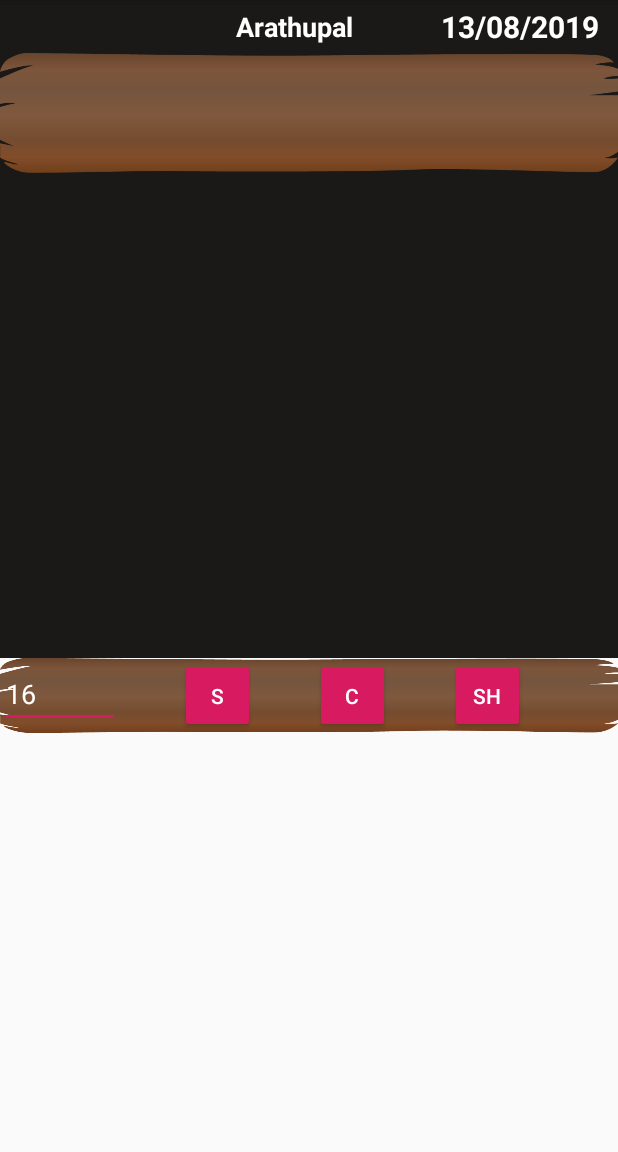
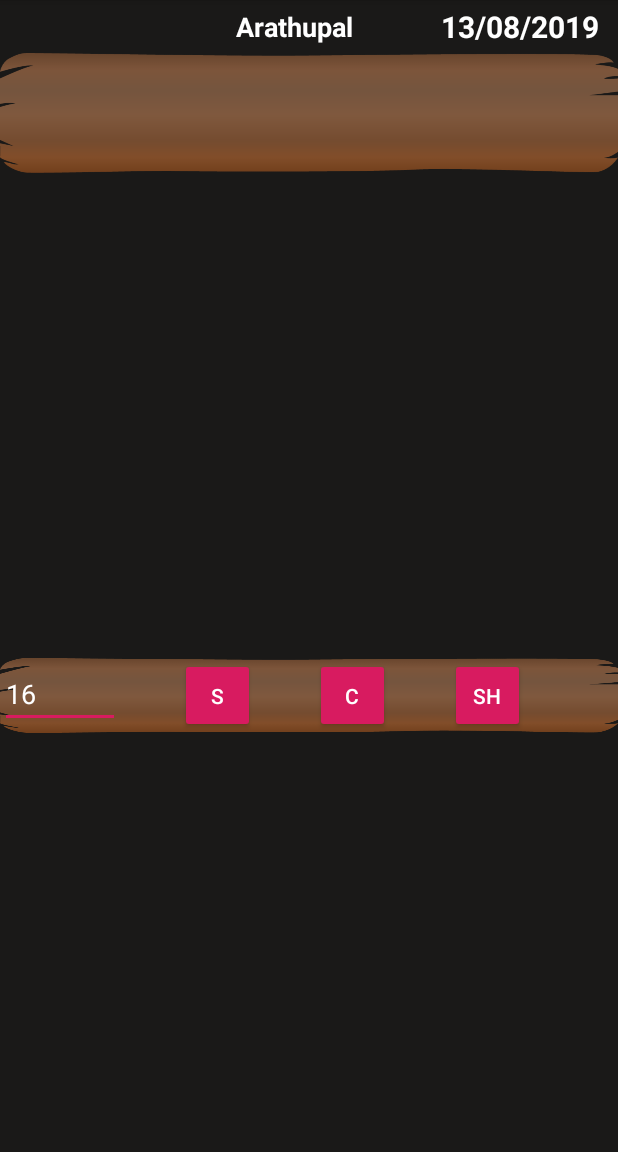
Before and after one commit to ibharath462/aThirukural_Bharath, an Android app: the screen it shows after launch (MainActivity), on a phone screen of 412 x 824 dp, the part 84-1236 px from its top. Run offline under Robolectric (Android 15) with nearby library versions, the phone set to English and light mode, and no system bars.

Commit message:
final fix

```diff
--- a/app/src/main/res/layout-v23/activity_main.xml
+++ b/app/src/main/res/layout-v23/activity_main.xml
@@ -14,6 +14,7 @@
         app:layout_constraintBottom_toBottomOf="parent"
         app:layout_constraintEnd_toEndOf="parent"
         app:layout_constraintStart_toStartOf="parent"
+        android:background="#1A1918"
         app:layout_constraintTop_toTopOf="parent">
 
         <LinearLayout
```
